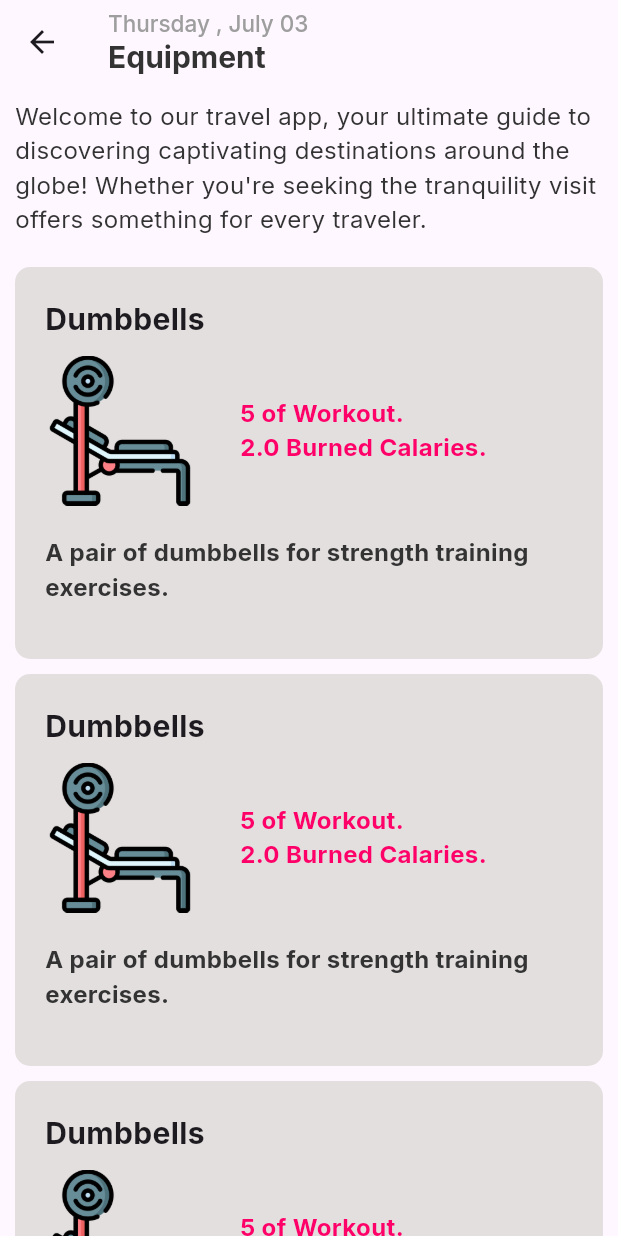
After one commit to WmIsuru2001/Workout-Planner-, a Flutter app: the screen it shows after launch, after a tap on "Equipment", on a phone screen of 412 x 824 dp. The commit adds this screen. Run offline on Flutter 3.47's test engine with Material 3 defaults, Android fonts, the phone set to English and light mode, and no system bars; our stand-ins replace google_fonts.

Commit message:
equipment card

```diff
--- /dev/null
+++ b/lib/pages/equipment_details_page.dart
@@ -0,0 +1,98 @@
+import 'package:flutter/material.dart';
+import 'package:intl/intl.dart';
+import 'package:workout_planner/constants/colors.dart';
+import 'package:workout_planner/constants/consant_values.dart';
+import 'package:workout_planner/models/equipment_models.dart';
+import 'package:workout_planner/widgets/equipment_card.dart';
+
+class EquipmentDetailsPage extends StatefulWidget {
+  final String equipmentTitle;
+  final String equipmentDescription;
+  final List<Equipments> equipmentList;
+  const EquipmentDetailsPage(
+      {super.key,
+      required this.equipmentTitle,
+      required this.equipmentDescription,
+      required this.equipmentList});
+
+  @override
+  State<EquipmentDetailsPage> createState() => _EquipmentDetailsPageState();
+}
+
+class _EquipmentDetailsPageState extends State<EquipmentDetailsPage> {
+  //date formatters
+  final DateFormat formetter = DateFormat('EEEE , MMMM');
+  final DateFormat dayFormat = DateFormat('dd');
+  @override
+  Widget build(BuildContext context) {
+    DateTime now = DateTime.now();
+    String formattedDate = formetter.format(now);
+    String formatterDay = dayFormat.format(now);
+    return Scaffold(
+      appBar: AppBar(
+        title: Column(
+          crossAxisAlignment: CrossAxisAlignment.start,
+          children: [
+            Text(
+              "$formattedDate $formatterDay",
+              style: const TextStyle(
+                fontSize: 15,
+                fontWeight: FontWeight.w500,
+                color: kSubtitleColor,
+              ),
+            ),
+            Text(
+              widget.equipmentTitle,
+              style: const TextStyle(
+                fontSize: 20,
+                fontWeight: FontWeight.w700,
+                color: kMainBlackColor,
+              ),
+            ),
+          ],
+        ),
+      ),
+      body: SingleChildScrollView(
+        child: Padding(
+          padding: const EdgeInsets.all(kDefaultPadding),
+          child: Column(
+            children: [
+              Text(
+                widget.equipmentDescription,
+                style: const TextStyle(
+                  fontSize: 16,
+                  fontWeight: FontWeight.normal,
+                  color: kMainBlackColor,
+                ),
+              ),
+              const SizedBox(
+                height: 20,
+              ),
+
+              //Grid
+              GridView.builder(
+                  shrinkWrap: true,
+                  physics: const NeverScrollableScrollPhysics(),
+                  gridDelegate: const SliverGridDelegateWithFixedCrossAxisCount(
+                    crossAxisCount: 1,
+                    crossAxisSpacing: kDefaultPadding,
+                    mainAxisSpacing: kDefaultPadding,
+                    childAspectRatio: 3 / 2,
+                  ),
+                  itemCount: widget.equipmentList.length,
+                  itemBuilder: (context, index) {
+                    Equipments equipments = widget.equipmentList[index];
+                    return EquipmentCard(
+                        equipmentName: equipments.equipmentName,
+                        equipmentDescription: equipments.equipmentDescription,
+                        equipmentImageUrl: equipments.equipmentImageUrl,
+                        noOfMinuites: equipments.noOfMinuites,
+                        noOfCalaries: equipments.noOfCalaries);
+                  })
+            ],
+          ),
+        ),
+      ),
+    );
+  }
+}
--- a/lib/pages/home_page.dart
+++ b/lib/pages/home_page.dart
@@ -4,6 +4,7 @@ import 'package:workout_planner/constants/colors.dart';
 import 'package:workout_planner/data/equipment_data.dart';
 import 'package:workout_planner/data/exercise_data.dart';
 import 'package:workout_planner/data/user_data.dart';
+import 'package:workout_planner/pages/equipment_details_page.dart';
 import 'package:workout_planner/pages/exercise_detailes.dart';
 import 'package:workout_planner/widgets/exercise_card.dart';
 import 'package:workout_planner/widgets/progress_card.dart';
@@ -101,11 +102,23 @@ class _HomePageState extends State<HomePage> {
                         description: "see more",
                       ),
                     ),
-                    const ExerciseCard(
-                      title: "Equipment ",
-                      imageUrl:
-                          "assets/images/equipments/bench-press_7922198.png",
-                      description: "see more",
+                    GestureDetector(
+                      onTap: () {
+                        Navigator.push(
+                            context,
+                            MaterialPageRoute(
+                                builder: (context) => EquipmentDetailsPage(
+                                    equipmentTitle: "Equipment",
+                                    equipmentDescription:
+                                        "Welcome to our travel app, your ultimate guide to discovering captivating destinations around the globe! Whether you're seeking the tranquility visit offers something for every traveler.",
+                                    equipmentList: equipmentList)));
+                      },
+                      child: const ExerciseCard(
+                        title: "Equipment ",
+                        imageUrl:
+                            "assets/images/equipments/bench-press_7922198.png",
+                        description: "see more",
+                      ),
                     ),
                   ],
                 ),
--- /dev/null
+++ b/lib/widgets/equipment_card.dart
@@ -0,0 +1,89 @@
+import 'package:flutter/material.dart';
+import 'package:workout_planner/constants/colors.dart';
+
+class EquipmentCard extends StatelessWidget {
+  final String equipmentName;
+  final String equipmentDescription;
+  final String equipmentImageUrl;
+  final int noOfMinuites;
+  final double noOfCalaries;
+  const EquipmentCard(
+      {super.key,
+      required this.equipmentName,
+      required this.equipmentDescription,
+      required this.equipmentImageUrl,
+      required this.noOfMinuites,
+      required this.noOfCalaries});
+
+  @override
+  Widget build(BuildContext context) {
+    return Container(
+      width: double.infinity,
+      height: MediaQuery.of(context).size.height,
+      decoration: BoxDecoration(
+        borderRadius: BorderRadius.circular(10),
+        color: kCardBgColor,
+      ),
+      child: Padding(
+        padding: const EdgeInsets.all(20),
+        child: Column(
+          crossAxisAlignment: CrossAxisAlignment.start,
+          children: [
+            Text(
+              equipmentName,
+              style: const TextStyle(
+                fontSize: 20,
+                fontWeight: FontWeight.bold,
+              ),
+            ),
+            const SizedBox(
+              height: 10,
+            ),
+            Row(
+              children: [
+                Image.asset(
+                  equipmentImageUrl,
+                  fit: BoxFit.cover,
+                  width: 100,
+                ),
+                const SizedBox(
+                  width: 30,
+                ),
+                Column(
+                  crossAxisAlignment: CrossAxisAlignment.start,
+                  children: [
+                    Text(
+                      "${noOfMinuites.toString()} of Workout.",
+                      style: const TextStyle(
+                          color: kSubPinkColor,
+                          fontSize: 16,
+                          fontWeight: FontWeight.bold),
+                    ),
+                    Text(
+                      "${noOfCalaries.toString()} Burned Calaries.",
+                      style: const TextStyle(
+                        color: kSubPinkColor,
+                        fontSize: 16,
+                        fontWeight: FontWeight.bold,
+                      ),
+                    )
+                  ],
+                )
+              ],
+            ),
+            const SizedBox(
+              height: 20,
+            ),
+            Text(
+              equipmentDescription,
+              style: const TextStyle(
+                  fontSize: 16,
+                  fontWeight: FontWeight.bold,
+                  color: kMainBlackColor),
+            ),
+          ],
+        ),
+      ),
+    );
+  }
+}
```
